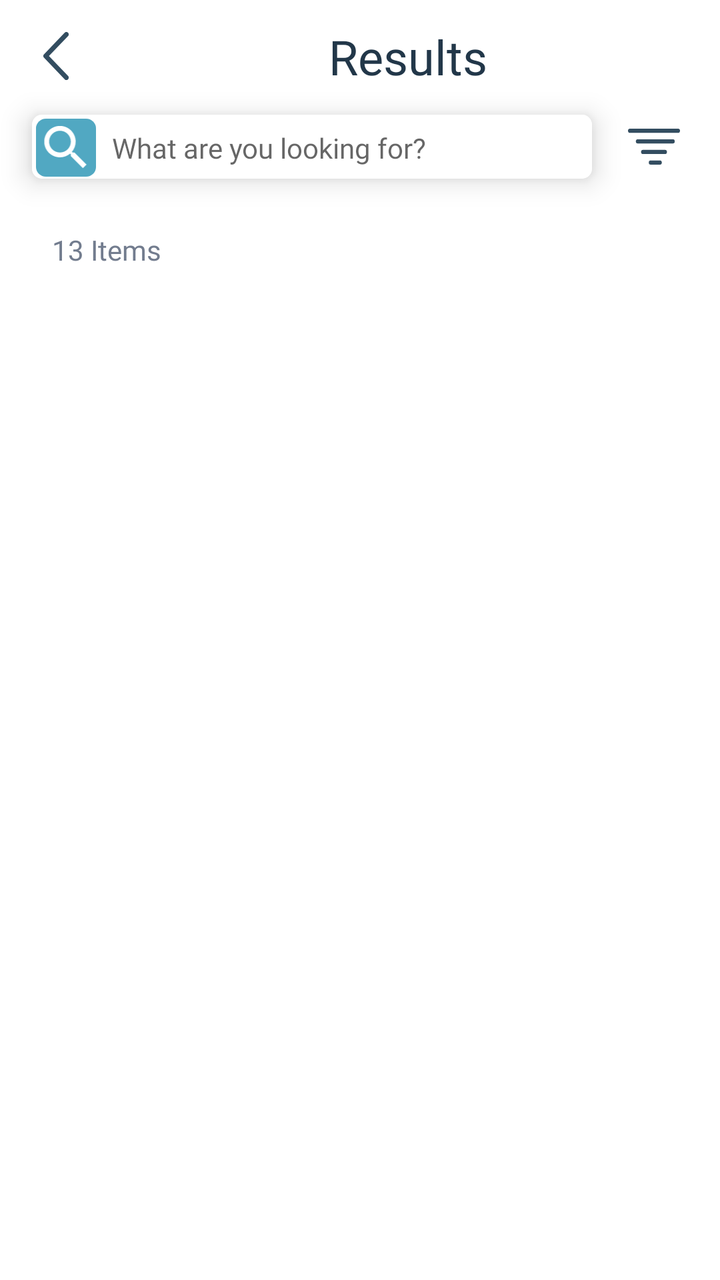
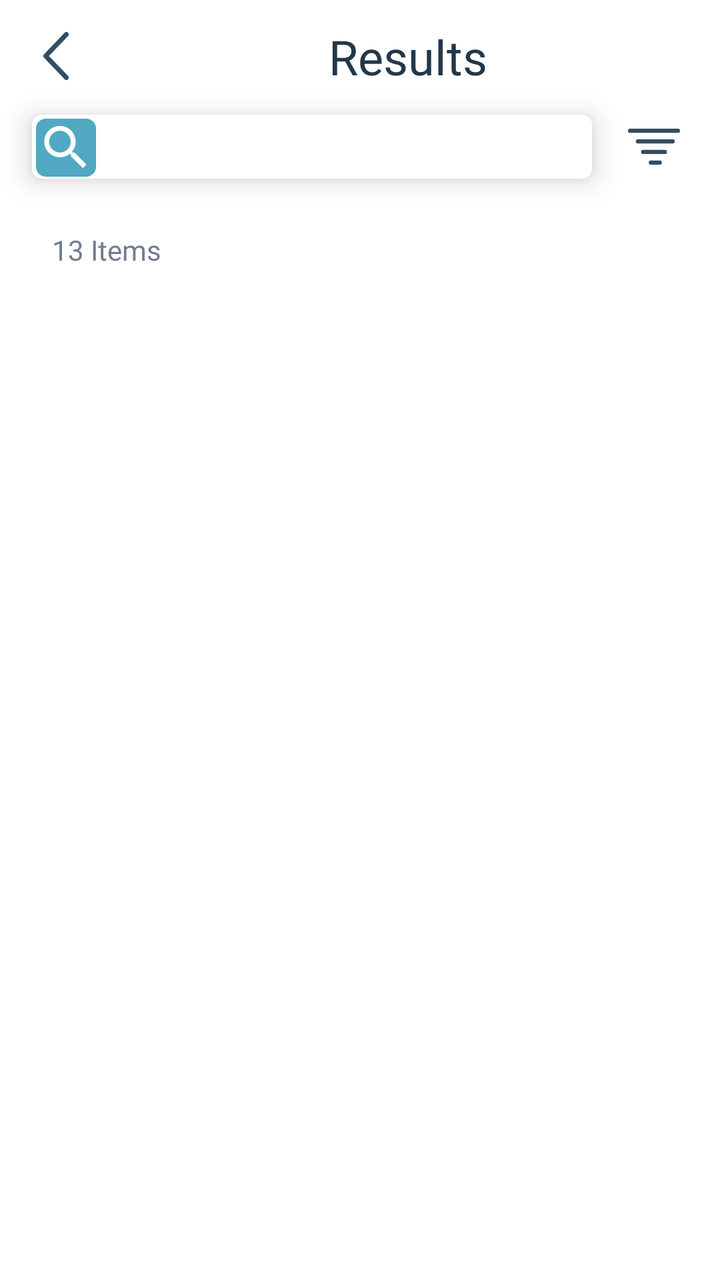

Two renders of the same Android screen: before a commit and after it. Below are the layout's source before the change and the commit's diff.
<!-- AndroidManifest.xml: activity theme Theme.AbraaKaDabraa.NoActionBar -->
<!-- res/layout/activity_new_search.xml -->
<?xml version="1.0" encoding="utf-8"?>
<androidx.constraintlayout.widget.ConstraintLayout xmlns:android="http://schemas.android.com/apk/res/android"
    xmlns:app="http://schemas.android.com/apk/res-auto"
    xmlns:tools="http://schemas.android.com/tools"
    android:layout_width="match_parent"
    android:layout_height="match_parent"
    android:background="@color/white"
    tools:context=".activities.newflow.NewSearchActivity">

    <ImageView
        android:id="@+id/iv_back"
        android:layout_width="24dp"
        android:layout_height="24dp"
        android:layout_marginStart="16dp"
        android:layout_marginTop="16dp"
        android:background="?android:selectableItemBackgroundBorderless"
        android:clickable="true"
        android:contentDescription="@null"
        android:focusable="true"
        android:src="@drawable/ic_back_arrow"
        android:visibility="visible"
        app:layout_constraintEnd_toStartOf="@+id/tv_toolbar_title"
        app:layout_constraintStart_toStartOf="parent"
        app:layout_constraintTop_toTopOf="parent" />

    <TextView
        android:id="@+id/tv_toolbar_title"
        android:layout_width="0dp"
        android:layout_height="wrap_content"
        android:layout_marginStart="16dp"
        android:layout_marginEnd="8dp"
        android:ellipsize="end"
        android:fontFamily="@font/montserrat_bold"
        android:gravity="center"
        android:maxLines="1"
        android:text="Results"
        android:textColor="@color/new_action_bar_title_color"
        android:textSize="24sp"
        app:layout_constraintBottom_toBottomOf="@+id/iv_back"
        app:layout_constraintEnd_toEndOf="parent"
        app:layout_constraintStart_toEndOf="@+id/iv_back"
        app:layout_constraintTop_toTopOf="@+id/iv_back" />

    <ImageView
        android:id="@+id/catFilter"
        android:layout_width="wrap_content"
        android:layout_height="wrap_content"
        android:layout_marginEnd="20dp"
        app:layout_constraintBottom_toBottomOf="@+id/cardView4"
        app:layout_constraintEnd_toEndOf="parent"
        app:layout_constraintTop_toTopOf="@+id/cardView4"
        app:srcCompat="@drawable/ic_filter_icon" />

    <androidx.cardview.widget.CardView
        android:id="@+id/cardView4"
        android:layout_width="0dp"
        android:layout_height="32dp"
        android:layout_marginStart="16dp"
        android:layout_marginTop="13dp"
        android:layout_marginEnd="18dp"
        app:cardBackgroundColor="@color/white"
        app:cardCornerRadius="5dp"
        app:cardElevation="8dp"
        app:layout_constraintEnd_toStartOf="@+id/catFilter"
        app:layout_constraintStart_toStartOf="parent"
        app:layout_constraintTop_toBottomOf="@+id/tv_toolbar_title">

        <androidx.constraintlayout.widget.ConstraintLayout
            android:layout_width="match_parent"
            android:layout_height="32dp"
            android:background="@color/white">

            <ImageView
                android:id="@+id/imageView9"
                android:layout_width="wrap_content"
                android:layout_height="0dp"
                android:layout_marginStart="2dp"
                android:layout_marginTop="2dp"
                android:layout_marginBottom="1dp"
                android:background="@drawable/ic_search_bg"
                app:layout_constraintBottom_toBottomOf="parent"
                app:layout_constraintStart_toStartOf="parent"
                app:layout_constraintTop_toTopOf="parent"
                app:srcCompat="@drawable/ic_search_icon" />

            <EditText
                android:id="@+id/search_edit"
                android:layout_width="0dp"
                android:layout_height="wrap_content"
                android:layout_marginStart="8dp"
                android:layout_marginTop="7dp"
                android:layout_marginBottom="7dp"
                android:background="@color/white"
                android:fontFamily="@font/montserrat_regular"
                android:hint="What are you looking for?"
                android:imeOptions="actionSearch"
                android:inputType="text"
                android:textColor="#727C8E"
                android:textSize="14sp"
                app:layout_constraintBottom_toBottomOf="@+id/imageView9"
                app:layout_constraintStart_toEndOf="@+id/imageView9"
                app:layout_constraintTop_toTopOf="@+id/imageView9" />

        </androidx.constraintlayout.widget.ConstraintLayout>
    </androidx.cardview.widget.CardView>

    <androidx.core.widget.NestedScrollView
        android:id="@+id/nestedScroll"
        android:layout_width="match_parent"
        android:layout_height="0dp"
        app:layout_constraintBottom_toBottomOf="parent"
        app:layout_constraintEnd_toEndOf="parent"
        app:layout_constraintStart_toStartOf="parent"
        app:layout_constraintTop_toBottomOf="@+id/cardView4">

        <androidx.constraintlayout.widget.ConstraintLayout
            android:layout_width="match_parent"
            android:layout_height="wrap_content"
            android:layout_marginStart="8dp"
            android:layout_marginTop="8dp"
            android:layout_marginEnd="8dp"
            android:orientation="vertical"
            app:layout_constraintBottom_toBottomOf="parent"
            app:layout_constraintEnd_toEndOf="parent"
            app:layout_constraintStart_toStartOf="parent"
            app:layout_constraintTop_toBottomOf="@+id/cardView4">

            <androidx.recyclerview.widget.RecyclerView
                android:id="@+id/rv_home_category"
                android:layout_width="wrap_content"
                android:layout_height="wrap_content"
                android:layout_marginTop="8dp"
                app:layout_constraintEnd_toEndOf="parent"
                app:layout_constraintHorizontal_bias="0.0"
                app:layout_constraintStart_toStartOf="parent"
                app:layout_constraintTop_toTopOf="parent">

            </androidx.recyclerview.widget.RecyclerView>

            <TextView
                android:id="@+id/textView75"
                android:layout_width="wrap_content"
                android:layout_height="wrap_content"
                android:layout_marginStart="18dp"
                android:layout_marginTop="10dp"
                android:fontFamily="@font/montserrat_medium"
                android:text="13 Items"
                android:textColor="#727C8E"
                android:textSize="14sp"
                app:layout_constraintStart_toStartOf="parent"
                app:layout_constraintTop_toBottomOf="@+id/rv_home_category" />

            <androidx.recyclerview.widget.RecyclerView
                android:id="@+id/rv_latest_product"
                android:layout_width="wrap_content"
                android:layout_height="match_parent"
                android:layout_marginTop="10dp"
                app:layout_constraintBottom_toBottomOf="parent"
                app:layout_constraintEnd_toEndOf="parent"
                app:layout_constraintStart_toStartOf="parent"
                app:layout_constraintTop_toBottomOf="@+id/textView75" />


        </androidx.constraintlayout.widget.ConstraintLayout>
    </androidx.core.widget.NestedScrollView>
</androidx.constraintlayout.widget.ConstraintLayout>
<!-- resources referenced by this layout -->
<resources>
  <color name="new_action_bar_title_color">#223749</color>
  <color name="white">#FFFFFFFF</color>
  <!-- drawable ic_back_arrow (drawable) -->
  <vector android:height="44.5704dp" android:viewportHeight="18.571"
      android:viewportWidth="10" android:width="24dp" xmlns:android="http://schemas.android.com/apk/res/android">
      <path android:fillColor="#334d60" android:pathData="M0.265,9.949 L8.433,18.3a0.906,0.906 0,0 0,1.3 0,0.951 0.951,0 0,0 0,-1.325L2.212,9.286 9.73,1.6a0.952,0.952 0,0 0,0 -1.326,0.906 0.906,0 0,0 -1.3,0L0.265,8.623A0.962,0.962 0,0 0,0.265 9.949Z"/>
  </vector>
  <!-- drawable ic_filter_icon (drawable) -->
  <vector xmlns:android="http://schemas.android.com/apk/res/android"
      android:width="26dp"
      android:height="18.026dp"
      android:viewportWidth="26"
      android:viewportHeight="18.026">
    <path
        android:pathData="M11.484,18.026a1.061,1.061 0,1 1,0 -2.121h4.334a1.061,1.061 0,1 1,0 2.121ZM7.584,12.726a1.06,1.06 0,1 1,0 -2.12L18.417,10.606a1.06,1.06 0,1 1,0 2.12ZM4.984,7.426a1.06,1.06 0,1 1,0 -2.12L22.317,5.306a1.06,1.06 0,1 1,0 2.12ZM1.084,2.126A1.072,1.072 0,0 1,0 1.061,1.071 1.071,0 0,1 1.083,0L24.917,0A1.071,1.071 0,0 1,26 1.061a1.072,1.072 0,0 1,-1.083 1.061Z"
        android:fillColor="#334d60"/>
  </vector>
  <!-- drawable ic_search_bg (drawable) -->
  <vector xmlns:android="http://schemas.android.com/apk/res/android"
      android:width="30dp"
      android:height="30dp"
      android:viewportWidth="30"
      android:viewportHeight="30">
    <path
        android:pathData="M5,0L25,0A5,5 0,0 1,30 5L30,25A5,5 0,0 1,25 30L5,30A5,5 0,0 1,0 25L0,5A5,5 0,0 1,5 0z"
        android:fillColor="@color/new_theme_color_dark"/>
  </vector>
  <!-- drawable ic_search_icon (drawable) -->
  <vector android:height="24dp" android:tint="#FFFFFF"
      android:viewportHeight="24" android:viewportWidth="24"
      android:width="24dp" xmlns:android="http://schemas.android.com/apk/res/android">
      <path android:fillColor="@android:color/white" android:pathData="M15.5,14h-0.79l-0.28,-0.27C15.41,12.59 16,11.11 16,9.5 16,5.91 13.09,3 9.5,3S3,5.91 3,9.5 5.91,16 9.5,16c1.61,0 3.09,-0.59 4.23,-1.57l0.27,0.28v0.79l5,4.99L20.49,19l-4.99,-5zM9.5,14C7.01,14 5,11.99 5,9.5S7.01,5 9.5,5 14,7.01 14,9.5 11.99,14 9.5,14z"/>
  </vector>
  <style name="Theme.AbraaKaDabraa.NoActionBar">
          <item name="windowActionBar">false</item>
          <item name="windowNoTitle">true</item>
  
      </style>
  <color name="new_theme_color_dark">#51A8C2</color>
</resources>

<!-- the commit's change to res/layout/activity_new_search.xml (unified diff, before → after) -->
@@ -92,7 +92,6 @@
                 android:layout_marginBottom="7dp"
                 android:background="@color/white"
                 android:fontFamily="@font/montserrat_regular"
-                android:hint="What are you looking for?"
                 android:imeOptions="actionSearch"
                 android:inputType="text"
                 android:textColor="#727C8E"
@@ -152,7 +151,7 @@
 
             <androidx.recyclerview.widget.RecyclerView
                 android:id="@+id/rv_latest_product"
-                android:layout_width="wrap_content"
+                android:layout_width="0dp"
                 android:layout_height="match_parent"
                 android:layout_marginTop="10dp"
                 app:layout_constraintBottom_toBottomOf="parent"
